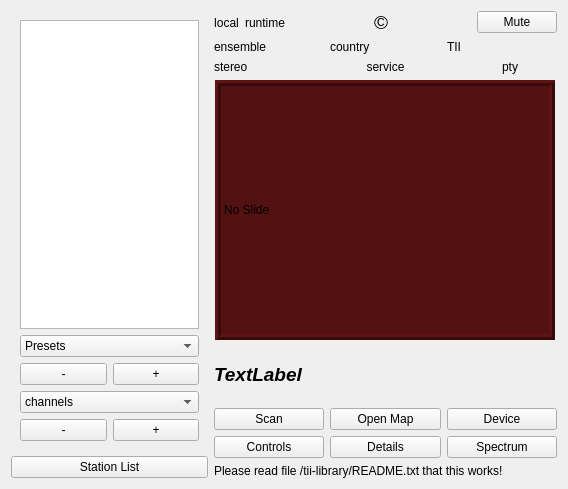
tomneda/DABstar, file forms/dabradio.ui: the form before one commit.
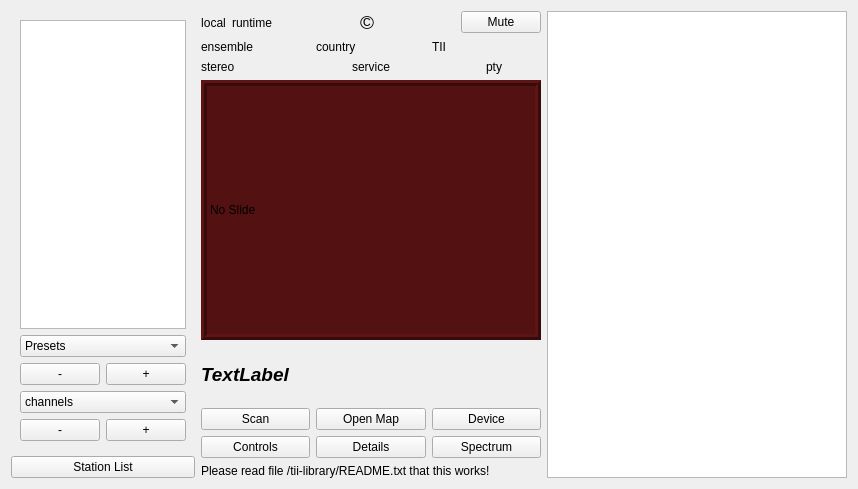
The form after the commit. Custom widgets are drawn as their Qt base class.

Commit message: Add service list handler

Patch:
```diff
--- a/forms/dabradio.ui
+++ b/forms/dabradio.ui
@@ -468,6 +468,16 @@
      </item>
     </layout>
    </item>
+   <item>
+    <widget class="QTableView" name="tblServiceList">
+     <property name="minimumSize">
+      <size>
+       <width>300</width>
+       <height>0</height>
+      </size>
+     </property>
+    </widget>
+   </item>
   </layout>
  </widget>
  <customwidgets>
```
The commit also changes 12 other files.
